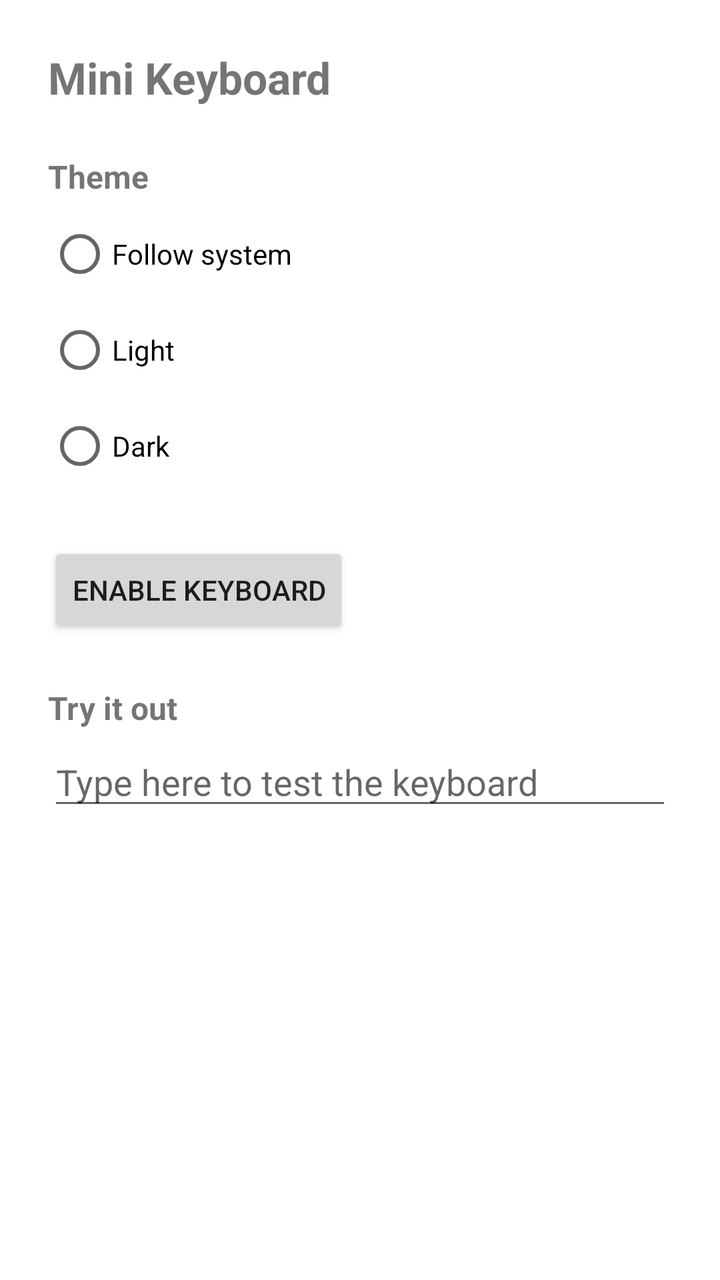
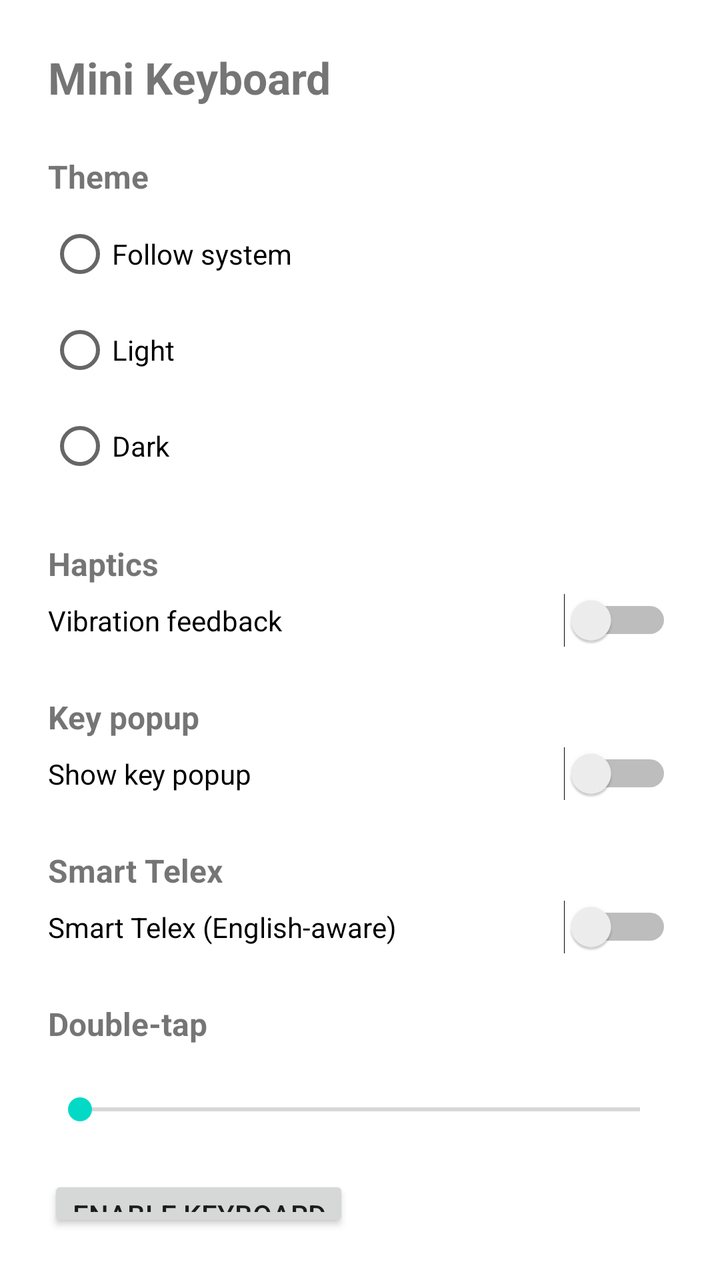

Compare the two renders of this Android layout. The source of the first and the diff that turns it into the second are given below.
<!-- AndroidManifest.xml: fallback theme Theme.MaterialComponents.DayNight.NoActionBar -->
<!-- res/layout/activity_settings.xml -->
<?xml version="1.0" encoding="utf-8"?>
<LinearLayout xmlns:android="http://schemas.android.com/apk/res/android"
    android:layout_width="match_parent"
    android:layout_height="match_parent"
    android:orientation="vertical"
    android:padding="24dp">

    <TextView
        android:id="@+id/settings_title"
        android:layout_width="wrap_content"
        android:layout_height="wrap_content"
        android:text="@string/app_name"
        android:textSize="22sp"
        android:textStyle="bold" />

    <TextView
        android:layout_width="wrap_content"
        android:layout_height="wrap_content"
        android:layout_marginTop="24dp"
        android:text="@string/theme_title"
        android:textSize="16sp"
        android:textStyle="bold" />

    <RadioGroup
        android:id="@+id/theme_group"
        android:layout_width="match_parent"
        android:layout_height="wrap_content"
        android:layout_marginTop="4dp">

        <RadioButton
            android:id="@+id/theme_system"
            android:layout_width="wrap_content"
            android:layout_height="wrap_content"
            android:text="@string/theme_system" />

        <RadioButton
            android:id="@+id/theme_light"
            android:layout_width="wrap_content"
            android:layout_height="wrap_content"
            android:text="@string/theme_light" />

        <RadioButton
            android:id="@+id/theme_dark"
            android:layout_width="wrap_content"
            android:layout_height="wrap_content"
            android:text="@string/theme_dark" />
    </RadioGroup>

    <Button
        android:id="@+id/enable_button"
        android:layout_width="wrap_content"
        android:layout_height="wrap_content"
        android:layout_marginTop="24dp"
        android:text="@string/enable_button" />

    <TextView
        android:layout_width="wrap_content"
        android:layout_height="wrap_content"
        android:layout_marginTop="24dp"
        android:text="@string/test_title"
        android:textSize="16sp"
        android:textStyle="bold"
        android:labelFor="@id/test_input" />

    <EditText
        android:id="@+id/test_input"
        android:layout_width="match_parent"
        android:layout_height="wrap_content"
        android:layout_marginTop="4dp"
        android:hint="@string/test_hint"
        android:inputType="text" />


</LinearLayout>
<!-- resources referenced by this layout -->
<resources>
  <string name="app_name">Mini Keyboard</string>
  <string name="enable_button">Enable keyboard</string>
  <string name="test_hint">Type here to test the keyboard</string>
  <string name="test_title">Try it out</string>
  <string name="theme_dark">Dark</string>
  <string name="theme_light">Light</string>
  <string name="theme_system">Follow system</string>
  <string name="theme_title">Theme</string>
</resources>

<!-- the commit's change to res/layout/activity_settings.xml (unified diff, before → after) -->
@@ -46,6 +46,72 @@
             android:text="@string/theme_dark" />
     </RadioGroup>
 
+    <TextView
+        android:layout_width="wrap_content"
+        android:layout_height="wrap_content"
+        android:layout_marginTop="24dp"
+        android:text="@string/haptics_title"
+        android:textSize="16sp"
+        android:textStyle="bold" />
+
+    <Switch
+        android:id="@+id/haptic_switch"
+        android:layout_width="match_parent"
+        android:layout_height="wrap_content"
+        android:layout_marginTop="4dp"
+        android:text="@string/haptics_label" />
+
+    <TextView
+        android:layout_width="wrap_content"
+        android:layout_height="wrap_content"
+        android:layout_marginTop="24dp"
+        android:text="@string/popup_title"
+        android:textSize="16sp"
+        android:textStyle="bold" />
+
+    <Switch
+        android:id="@+id/popup_switch"
+        android:layout_width="match_parent"
+        android:layout_height="wrap_content"
+        android:layout_marginTop="4dp"
+        android:text="@string/popup_label" />
+
+    <TextView
+        android:layout_width="wrap_content"
+        android:layout_height="wrap_content"
+        android:layout_marginTop="24dp"
+        android:text="@string/smart_title"
+        android:textSize="16sp"
+        android:textStyle="bold" />
+
+    <Switch
+        android:id="@+id/smart_switch"
+        android:layout_width="match_parent"
+        android:layout_height="wrap_content"
+        android:layout_marginTop="4dp"
+        android:text="@string/smart_label" />
+
+    <TextView
+        android:layout_width="wrap_content"
+        android:layout_height="wrap_content"
+        android:layout_marginTop="24dp"
+        android:text="@string/double_tap_title"
+        android:textSize="16sp"
+        android:textStyle="bold" />
+
+    <TextView
+        android:id="@+id/double_tap_value"
+        android:layout_width="wrap_content"
+        android:layout_height="wrap_content"
+        android:layout_marginTop="4dp"
+        android:textSize="14sp" />
+
+    <SeekBar
+        android:id="@+id/double_tap_seek"
+        android:layout_width="match_parent"
+        android:layout_height="wrap_content"
+        android:max="40" />
+
     <Button
         android:id="@+id/enable_button"
         android:layout_width="wrap_content"
<!-- resource entries referenced after the edit -->
@@ -1,7 +1,14 @@
 <!-- resources referenced by this layout -->
 <resources>
   <string name="app_name">Mini Keyboard</string>
+  <string name="double_tap_title">Double-tap</string>
   <string name="enable_button">Enable keyboard</string>
+  <string name="haptics_label">Vibration feedback</string>
+  <string name="haptics_title">Haptics</string>
+  <string name="popup_label">Show key popup</string>
+  <string name="popup_title">Key popup</string>
+  <string name="smart_label">Smart Telex (English-aware)</string>
+  <string name="smart_title">Smart Telex</string>
   <string name="test_hint">Type here to test the keyboard</string>
   <string name="test_title">Try it out</string>
   <string name="theme_dark">Dark</string>
